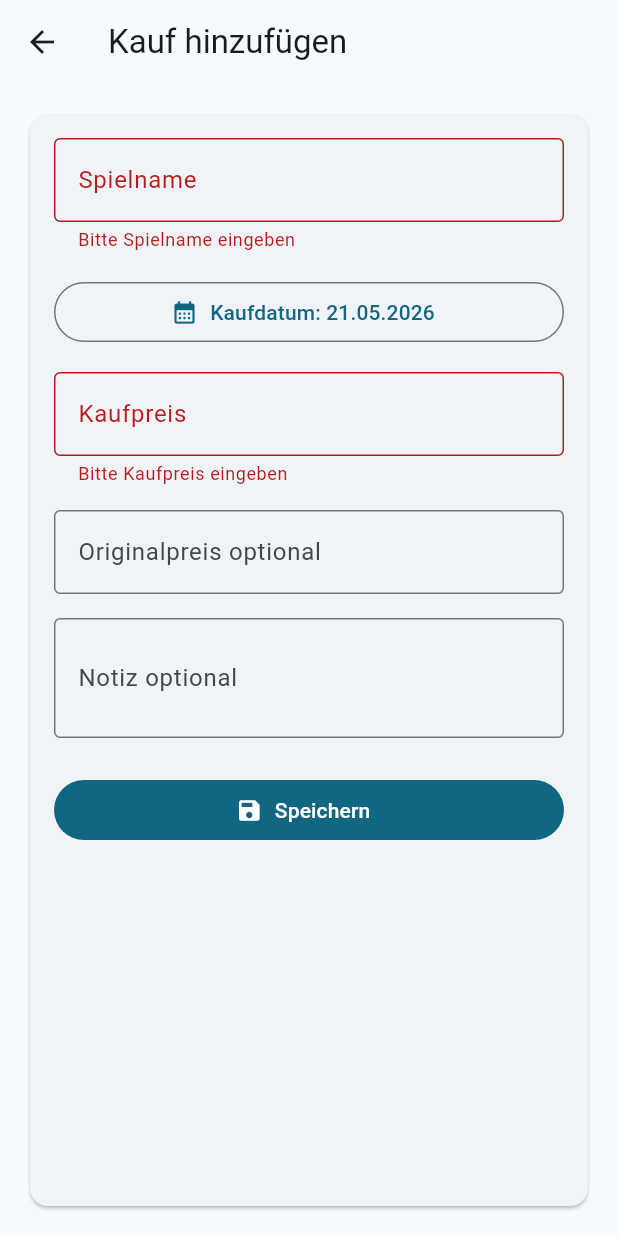
After one commit to A350Fan/Purchase-Statistics, a Flutter app: the AddPurchaseScreen screen opened directly, after a tap on "Speichern", on a phone screen of 412 x 824 dp. The commit adds this screen. Run offline on Flutter 3.47's test engine with Material 3 defaults, Android fonts, the phone set to English and light mode, and no system bars.

Commit message:
Add Steam purchase form

```diff
--- /dev/null
+++ b/lib/screens/add_purchase_screen.dart
@@ -0,0 +1,212 @@
+import 'package:flutter/material.dart';
+
+import '../models/steam_purchase.dart';
+
+class AddPurchaseScreen extends StatefulWidget {
+  const AddPurchaseScreen({super.key});
+
+  @override
+  State<AddPurchaseScreen> createState() => _AddPurchaseScreenState();
+}
+
+class _AddPurchaseScreenState extends State<AddPurchaseScreen> {
+  final _formKey = GlobalKey<FormState>();
+
+  final _gameNameController = TextEditingController();
+  final _priceController = TextEditingController();
+  final _originalPriceController = TextEditingController();
+  final _noteController = TextEditingController();
+
+  DateTime _purchaseDate = DateTime.now();
+
+  @override
+  void dispose() {
+    _gameNameController.dispose();
+    _priceController.dispose();
+    _originalPriceController.dispose();
+    _noteController.dispose();
+    super.dispose();
+  }
+
+  Future<void> _pickPurchaseDate() async {
+    final pickedDate = await showDatePicker(
+      context: context,
+      initialDate: _purchaseDate,
+      firstDate: DateTime(2003),
+      lastDate: DateTime.now().add(const Duration(days: 365)),
+    );
+
+    if (pickedDate == null) {
+      return;
+    }
+
+    setState(() {
+      _purchaseDate = pickedDate;
+    });
+  }
+
+  double? _parseOptionalDouble(String value) {
+    final trimmedValue = value.trim();
+
+    if (trimmedValue.isEmpty) {
+      return null;
+    }
+
+    return double.tryParse(trimmedValue.replaceAll(',', '.'));
+  }
+
+  double _parseRequiredDouble(String value) {
+    return double.parse(value.trim().replaceAll(',', '.'));
+  }
+
+  void _savePurchase() {
+    if (!_formKey.currentState!.validate()) {
+      return;
+    }
+
+    final purchase = SteamPurchase(
+      purchaseDate: _purchaseDate,
+      gameName: _gameNameController.text.trim(),
+      price: _parseRequiredDouble(_priceController.text),
+      originalPrice: _parseOptionalDouble(_originalPriceController.text),
+      note: _noteController.text.trim().isEmpty
+          ? null
+          : _noteController.text.trim(),
+    );
+
+    Navigator.of(context).pop(purchase);
+  }
+
+  @override
+  Widget build(BuildContext context) {
+    final formattedDate =
+        '${_purchaseDate.day.toString().padLeft(2, '0')}.'
+        '${_purchaseDate.month.toString().padLeft(2, '0')}.'
+        '${_purchaseDate.year}';
+
+    return Scaffold(
+      appBar: AppBar(
+        title: const Text('Kauf hinzufügen'),
+      ),
+      body: Center(
+        child: ConstrainedBox(
+          constraints: const BoxConstraints(maxWidth: 700),
+          child: Padding(
+            padding: const EdgeInsets.all(16),
+            child: Card(
+              child: Padding(
+                padding: const EdgeInsets.all(16),
+                child: Form(
+                  key: _formKey,
+                  child: ListView(
+                    children: [
+                      TextFormField(
+                        controller: _gameNameController,
+                        decoration: const InputDecoration(
+                          labelText: 'Spielname',
+                          border: OutlineInputBorder(),
+                        ),
+                        textInputAction: TextInputAction.next,
+                        validator: (value) {
+                          if (value == null || value.trim().isEmpty) {
+                            return 'Bitte Spielname eingeben';
+                          }
+
+                          return null;
+                        },
+                      ),
+                      const SizedBox(height: 16),
+                      OutlinedButton.icon(
+                        onPressed: _pickPurchaseDate,
+                        icon: const Icon(Icons.calendar_month),
+                        label: Text('Kaufdatum: $formattedDate'),
+                      ),
+                      const SizedBox(height: 16),
+                      TextFormField(
+                        controller: _priceController,
+                        decoration: const InputDecoration(
+                          labelText: 'Kaufpreis',
+                          suffixText: '€',
+                          border: OutlineInputBorder(),
+                        ),
+                        keyboardType: const TextInputType.numberWithOptions(
+                          decimal: true,
+                        ),
+                        textInputAction: TextInputAction.next,
+                        validator: (value) {
+                          if (value == null || value.trim().isEmpty) {
+                            return 'Bitte Kaufpreis eingeben';
+                          }
+
+                          final parsedValue =
+                              double.tryParse(value.trim().replaceAll(',', '.'));
+
+                          if (parsedValue == null) {
+                            return 'Bitte gültige Zahl eingeben';
+                          }
+
+                          if (parsedValue < 0) {
+                            return 'Preis darf nicht negativ sein';
+                          }
+
+                          return null;
+                        },
+                      ),
+                      const SizedBox(height: 16),
+                      TextFormField(
+                        controller: _originalPriceController,
+                        decoration: const InputDecoration(
+                          labelText: 'Originalpreis optional',
+                          suffixText: '€',
+                          border: OutlineInputBorder(),
+                        ),
+                        keyboardType: const TextInputType.numberWithOptions(
+                          decimal: true,
+                        ),
+                        textInputAction: TextInputAction.next,
+                        validator: (value) {
+                          if (value == null || value.trim().isEmpty) {
+                            return null;
+                          }
+
+                          final parsedValue =
+                              double.tryParse(value.trim().replaceAll(',', '.'));
+
+                          if (parsedValue == null) {
+                            return 'Bitte gültige Zahl eingeben';
+                          }
+
+                          if (parsedValue <= 0) {
+                            return 'Originalpreis muss größer als 0 sein';
+                          }
+
+                          return null;
+                        },
+                      ),
+                      const SizedBox(height: 16),
+                      TextFormField(
+                        controller: _noteController,
+                        decoration: const InputDecoration(
+                          labelText: 'Notiz optional',
+                          border: OutlineInputBorder(),
+                        ),
+                        minLines: 2,
+                        maxLines: 4,
+                      ),
+                      const SizedBox(height: 24),
+                      FilledButton.icon(
+                        onPressed: _savePurchase,
+                        icon: const Icon(Icons.save),
+                        label: const Text('Speichern'),
+                      ),
+                    ],
+                  ),
+                ),
+              ),
+            ),
+          ),
+        ),
+      ),
+    );
+  }
+}
```
Also changed, not shown: lib/screens/home_screen.dart (+46 -6 lines).
